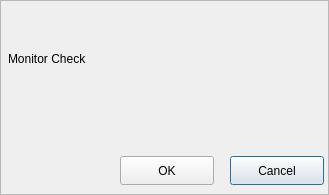
This is src/modaldialog.ui in UbuntuKylin/youker-assistant as Qt 5 draws it before an edit. The edited form follows.
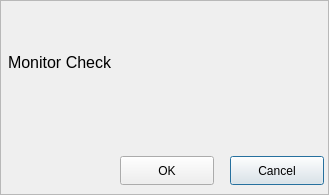
This is the edited form. Icons and pictures are not drawn.

The edit to the form file:
```diff
--- a/src/modaldialog.ui
+++ b/src/modaldialog.ui
@@ -96,11 +96,16 @@
    <property name="geometry">
     <rect>
      <x>8</x>
-     <y>51</y>
+     <y>47</y>
      <width>291</width>
-     <height>16</height>
+     <height>31</height>
     </rect>
    </property>
+   <property name="font">
+    <font>
+     <pointsize>12</pointsize>
+    </font>
+   </property>
    <property name="text">
     <string>&lt;html&gt;&lt;head/&gt;&lt;body&gt;&lt;p&gt;Monitor Check&lt;/p&gt;&lt;/body&gt;&lt;/html&gt;</string>
    </property>
```
Left out of the diff: 5 changed lines with no effect on the pictures.
